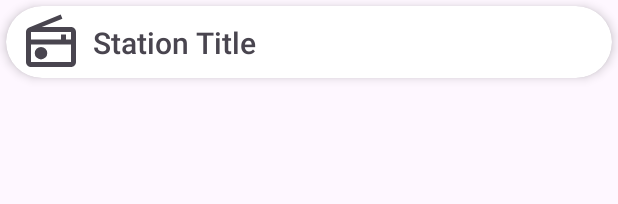
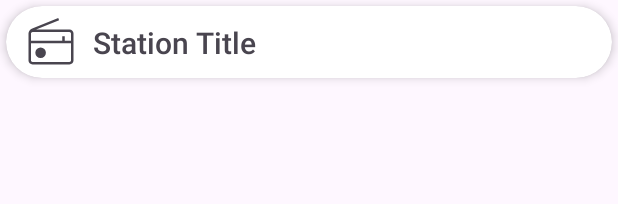
Before and after one commit to hellcat707hp/GTRadio, an Android app: the layout fragment_stationitem.xml on its own in the app's theme, with its tools: preview values and no code run, on a phone screen of 412 x 824 dp. Shown: the top 204 px of the screen. Run offline under Robolectric (Android 15) with nearby library versions, the phone set to English and light mode, and no system bars; network calls fail.

Commit message:
style: update icons to use more modern Material 3 variants

```diff
--- a/app/src/main/res/drawable/outline_radio_24.xml
+++ b/app/src/main/res/drawable/outline_radio_24.xml
@@ -1,13 +1,10 @@
 <vector xmlns:android="http://schemas.android.com/apk/res/android"
     android:width="24dp"
     android:height="24dp"
-    android:viewportWidth="24"
-    android:viewportHeight="24"
+    android:viewportWidth="960"
+    android:viewportHeight="960"
     android:tint="?attr/colorControlNormal">
   <path
-      android:fillColor="@android:color/black"
-      android:pathData="M20,6L8.3,6l8.26,-3.34L15.88,1 3.24,6.15C2.51,6.43 2,7.17 2,8v12c0,1.1 0.89,2 2,2h16c1.11,0 2,-0.9 2,-2L22,8c0,-1.11 -0.89,-2 -2,-2zM20,8v3h-2L18,9h-2v2L4,11L4,8h16zM4,20v-7h16v7L4,20z"/>
-  <path
-      android:fillColor="@android:color/black"
-      android:pathData="M8,16.48m-2.5,0a2.5,2.5 0,1 1,5 0a2.5,2.5 0,1 1,-5 0"/>
+      android:fillColor="@android:color/white"
+      android:pathData="M184.62,840Q157,840 138.5,821.5Q120,803 120,775.39L120,344.61Q120,317.31 137.35,296.15Q154.69,275 180,264.46L596,95.38L609.69,130.61L241.23,280L775.39,280Q803,280 821.5,298.5Q840,317 840,344.61L840,775.39Q840,803 821.5,821.5Q803,840 775.39,840L184.62,840ZM184.62,800L775.39,800Q784.61,800 792.31,792.31Q800,784.61 800,775.39L800,501.54L160,501.54L160,775.39Q160,784.61 167.69,792.31Q175.38,800 184.62,800ZM313.85,735.39Q348.92,735.39 373.69,710.62Q398.46,685.85 398.46,650.77Q398.46,615.69 373.69,590.92Q348.92,566.15 313.85,566.15Q278.77,566.15 254,590.92Q229.23,615.69 229.23,650.77Q229.23,685.85 254,710.62Q278.77,735.39 313.85,735.39ZM160,461.54L660,461.54L660,387.69L700,387.69L700,461.54L800,461.54L800,344.61Q800,335.39 792.31,327.69Q784.61,320 775.39,320L184.62,320Q175.38,320 167.69,327.69Q160,335.39 160,344.61L160,461.54ZM160,800Q160,800 160,792.31Q160,784.61 160,775.39L160,501.54L160,501.54L160,775.39Q160,784.61 160,792.31Q160,800 160,800L160,800Z"/>
 </vector>
```
Also changed, not shown: app/src/main/res/drawable/ic_baseline_play_arrow.xml (deleted, +0 -10 lines), app/src/main/res/drawable/ic_baseline_skip_next.xml (deleted, +0 -10 lines), app/src/main/res/drawable/ic_baseline_skip_previous.xml (deleted, +0 -10 lines), app/src/main/res/drawable/ic_baseline_stop.xml (deleted, +0 -10 lines), app/src/main/res/drawable/play_arrow_24px.xml (added, +10 -0 lines), app/src/main/res/drawable/skip_next_24px.xml (added, +10 -0 lines), app/src/main/res/drawable/skip_previous_24px.xml (added, +10 -0 lines), app/src/main/res/drawable/stop_24px.xml (added, +10 -0 lines).
